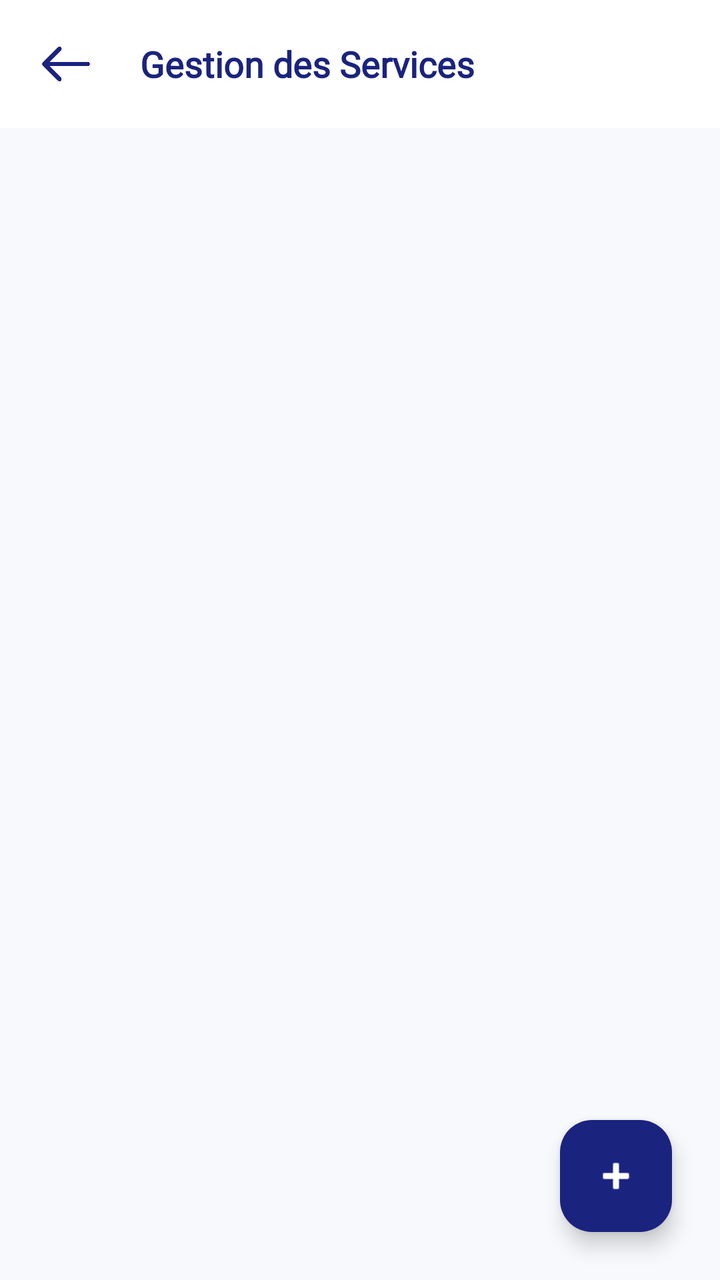
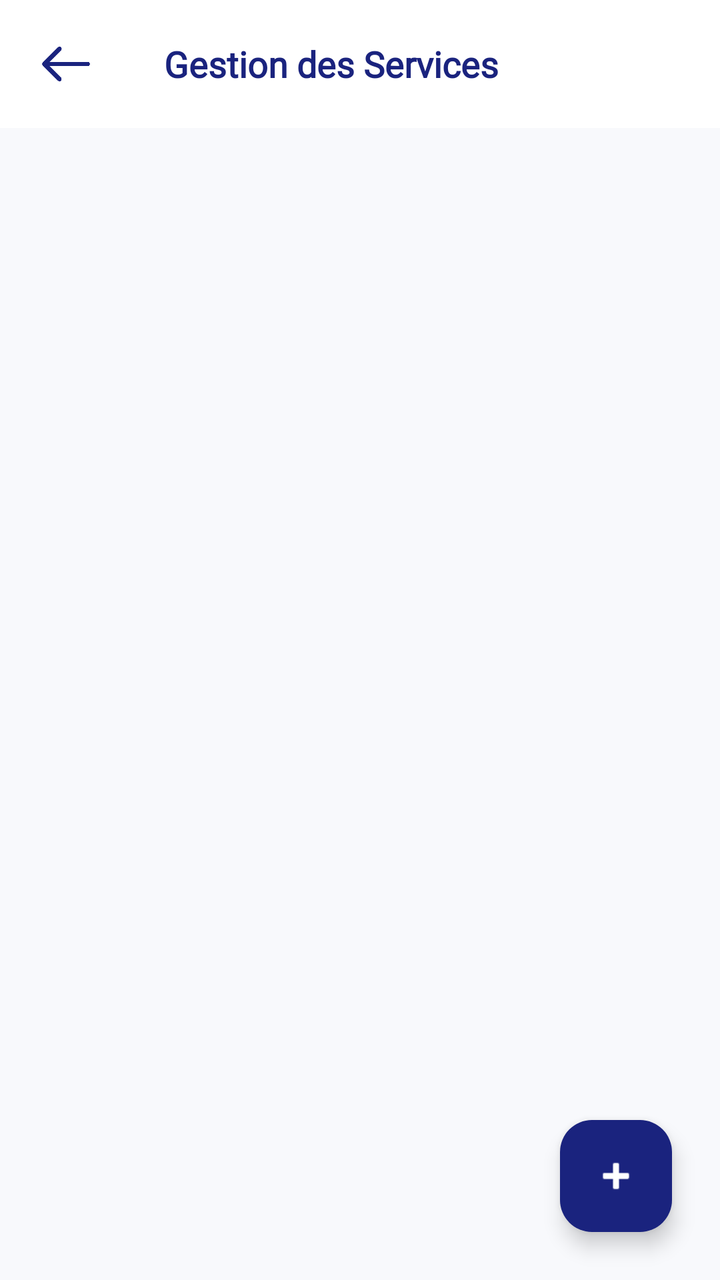

Before-and-after screenshots of an Android layout around one commit, followed by the original layout XML and the change that was made.
<!-- AndroidManifest.xml: application theme Theme.WinnerSoftwareApp -->
<!-- res/layout/activity_manage_services.xml -->
<?xml version="1.0" encoding="utf-8"?>
<androidx.constraintlayout.widget.ConstraintLayout
    xmlns:android="http://schemas.android.com/apk/res/android"
    xmlns:app="http://schemas.android.com/apk/res-auto"
    xmlns:tools="http://schemas.android.com/tools"
    android:layout_width="match_parent"
    android:layout_height="match_parent"
    android:background="@color/surface_background">

    
    <com.google.android.material.appbar.AppBarLayout
        android:id="@+id/header"
        android:layout_width="match_parent"
        android:layout_height="wrap_content"
        android:background="@color/surface_card"
        app:elevation="0dp"
        app:layout_constraintTop_toTopOf="parent">

        <androidx.constraintlayout.widget.ConstraintLayout
            android:layout_width="match_parent"
            android:layout_height="64dp">

            <ImageView
                android:id="@+id/btn_back_nav"
                android:layout_width="50dp"
                android:layout_height="match_parent"
                android:layout_marginStart="8dp"
                android:background="?attr/selectableItemBackgroundBorderless"
                android:clickable="true"
                android:focusable="true"
                android:padding="12dp"
                android:src="@drawable/img_back"
                app:layout_constraintBottom_toBottomOf="parent"
                app:layout_constraintStart_toStartOf="parent"
                app:layout_constraintTop_toTopOf="parent"
                app:tint="@color/navy_blue" />

            <TextView
                android:layout_width="wrap_content"
                android:layout_height="match_parent"
                android:gravity="center_vertical"
                android:fontFamily="@font/cairo"
                android:text="Gestion des Services"
                android:textColor="@color/navy_blue"
                android:textSize="@dimen/txt_medium"
                android:textStyle="bold"
                android:layout_marginStart="70dp"
                app:layout_constraintStart_toStartOf="parent" />

        </androidx.constraintlayout.widget.ConstraintLayout>
    </com.google.android.material.appbar.AppBarLayout>

    <androidx.recyclerview.widget.RecyclerView
        android:id="@+id/rv_services"
        android:layout_width="match_parent"
        android:layout_height="0dp"
        android:padding="8dp"
        app:layout_constraintBottom_toBottomOf="parent"
        app:layout_constraintTop_toBottomOf="@id/header" />

    <com.google.android.material.floatingactionbutton.FloatingActionButton
        android:id="@+id/fab_add_service"
        android:layout_width="wrap_content"
        android:layout_height="wrap_content"
        android:layout_margin="24dp"
        android:src="@android:drawable/ic_input_add"
        app:backgroundTint="@color/navy_blue"
        app:layout_constraintBottom_toBottomOf="parent"
        app:layout_constraintEnd_toEndOf="parent"
        app:tint="@android:color/white" />

    <ProgressBar
        android:id="@+id/pb_loading"
        android:layout_width="wrap_content"
        android:layout_height="wrap_content"
        android:visibility="gone"
        app:layout_constraintBottom_toBottomOf="parent"
        app:layout_constraintEnd_toEndOf="parent"
        app:layout_constraintStart_toStartOf="parent"
        app:layout_constraintTop_toTopOf="parent" />

</androidx.constraintlayout.widget.ConstraintLayout>
<!-- resources referenced by this layout -->
<resources>
  <color name="navy_blue">#1A237E</color>
  <color name="surface_background">#F8F9FC</color>
  <color name="surface_card">#FFFFFF</color>
  <dimen name="txt_medium">18sp</dimen>
  <!-- drawable img_back: png bitmap (drawable, 3507 bytes) -->
  <style name="Theme.WinnerSoftwareApp" parent="Base.Theme.WinnerSoftwareApp" />
  <style name="Base.Theme.WinnerSoftwareApp" parent="Theme.Material3.DayNight.NoActionBar">
          
          <item name="colorPrimary">@color/blue</item>
          <item name="android:statusBarColor">@android:color/transparent</item>
          
          <item name="android:windowLightStatusBar">true</item>
      </style>
  <color name="blue">#293891</color>
</resources>

<!-- the commit's change to res/layout/activity_manage_services.xml (unified diff, before → after) -->
@@ -5,7 +5,9 @@
     xmlns:tools="http://schemas.android.com/tools"
     android:layout_width="match_parent"
     android:layout_height="match_parent"
-    android:background="@color/surface_background">
+    android:fitsSystemWindows="true"
+    android:background="@color/surface_background"
+    tools:context=".views.admin.ManageServicesActivity">
 
     
     <com.google.android.material.appbar.AppBarLayout
@@ -33,30 +35,36 @@
                 app:layout_constraintBottom_toBottomOf="parent"
                 app:layout_constraintStart_toStartOf="parent"
                 app:layout_constraintTop_toTopOf="parent"
-                app:tint="@color/navy_blue" />
+                app:tint="@color/navy_blue"
+                />
 
             <TextView
-                android:layout_width="wrap_content"
+                android:layout_width="match_parent"
                 android:layout_height="match_parent"
                 android:gravity="center_vertical"
                 android:fontFamily="@font/cairo"
-                android:text="Gestion des Services"
+                android:text="@string/gestion_services"
                 android:textColor="@color/navy_blue"
                 android:textSize="@dimen/txt_medium"
                 android:textStyle="bold"
                 android:layout_marginStart="70dp"
-                app:layout_constraintStart_toStartOf="parent" />
+                android:paddingHorizontal="@dimen/margin_medium"
+                app:layout_constraintStart_toStartOf="parent"
+                />
 
         </androidx.constraintlayout.widget.ConstraintLayout>
+
     </com.google.android.material.appbar.AppBarLayout>
 
     <androidx.recyclerview.widget.RecyclerView
         android:id="@+id/rv_services"
         android:layout_width="match_parent"
         android:layout_height="0dp"
-        android:padding="8dp"
+        android:padding="@dimen/margin_small"
         app:layout_constraintBottom_toBottomOf="parent"
-        app:layout_constraintTop_toBottomOf="@id/header" />
+        app:layout_constraintTop_toBottomOf="@id/header"
+        tools:listitem="@layout/item_service"
+        />
 
     <com.google.android.material.floatingactionbutton.FloatingActionButton
         android:id="@+id/fab_add_service"
@@ -67,7 +75,8 @@
         app:backgroundTint="@color/navy_blue"
         app:layout_constraintBottom_toBottomOf="parent"
         app:layout_constraintEnd_toEndOf="parent"
-        app:tint="@android:color/white" />
+        app:tint="@android:color/white"
+        />
 
     <ProgressBar
         android:id="@+id/pb_loading"
@@ -77,6 +86,93 @@
         app:layout_constraintBottom_toBottomOf="parent"
         app:layout_constraintEnd_toEndOf="parent"
         app:layout_constraintStart_toStartOf="parent"
-        app:layout_constraintTop_toTopOf="parent" />
+        app:layout_constraintTop_toTopOf="parent"
+        />
 
 </androidx.constraintlayout.widget.ConstraintLayout>
+<!-- res/layout/item_service.xml (included above) -->
+<?xml version="1.0" encoding="utf-8"?>
+<com.google.android.material.card.MaterialCardView
+    xmlns:android="http://schemas.android.com/apk/res/android"
+    xmlns:app="http://schemas.android.com/apk/res-auto"
+    android:layout_width="match_parent"
+    android:layout_height="wrap_content"
+    android:layout_margin="5dp"
+    app:cardCornerRadius="@dimen/corner1"
+    android:backgroundTint="@color/surface_card"
+    app:strokeWidth="0dp"
+    app:cardElevation="2dp">
+
+    <LinearLayout
+        android:layout_width="match_parent"
+        android:layout_height="wrap_content"
+        android:orientation="horizontal"
+        android:padding="@dimen/margin_medium">
+
+        <LinearLayout
+            android:layout_width="0dp"
+            android:layout_weight="1"
+            android:layout_height="wrap_content"
+            android:orientation="vertical">
+
+            <TextView
+                android:id="@+id/tv_service_name"
+                android:layout_width="match_parent"
+                android:layout_height="wrap_content"
+                android:fontFamily="@font/cairo"
+                android:text="@string/service_name"
+                android:textColor="@color/navy_blue"
+                android:textSize="@dimen/txt_small"
+                android:textStyle="bold"
+                android:paddingHorizontal="@dimen/margin_medium"
+                />
+
+            <TextView
+                android:id="@+id/tv_service_phone"
+                android:layout_width="match_parent"
+                android:layout_height="wrap_content"
+                android:fontFamily="@font/cairo"
+                android:text="@string/tel_prefix"
+                android:textColor="@color/text_secondary"
+                android:textSize="@dimen/txt_small"
+                android:paddingHorizontal="@dimen/margin_medium"
+                />
+
+        </LinearLayout>
+
+        <LinearLayout
+            android:layout_width="wrap_content"
+            android:layout_height="wrap_content"
+            android:orientation="vertical"
+            android:gravity="center_vertical">
+
+            <ImageView
+                android:id="@+id/iv_edit_service"
+                android:layout_width="30dp"
+                android:layout_height="30dp"
+                android:padding="4dp"
+                android:layout_marginEnd="8dp"
+                android:src="@android:drawable/ic_menu_edit"
+                app:tint="@color/navy_blue"
+                android:background="?attr/selectableItemBackgroundBorderless"
+                android:clickable="true"
+                android:focusable="true"
+                />
+
+            <ImageView
+                android:id="@+id/iv_delete_service"
+                android:layout_width="30dp"
+                android:layout_height="30dp"
+                android:padding="4dp"
+                android:src="@android:drawable/ic_menu_delete"
+                app:tint="@color/red"
+                android:background="?attr/selectableItemBackgroundBorderless"
+                android:clickable="true"
+                android:focusable="true"
+                />
+
+        </LinearLayout>
+
+    </LinearLayout>
+
+</com.google.android.material.card.MaterialCardView>
<!-- resource entries referenced after the edit -->
@@ -1,10 +1,19 @@
 <!-- resources referenced by this layout -->
 <resources>
   <color name="navy_blue">#1A237E</color>
+  <color name="red">#ab2229</color>
   <color name="surface_background">#F8F9FC</color>
   <color name="surface_card">#FFFFFF</color>
+  <color name="text_secondary">#64748B</color>
+  <dimen name="corner1">12dp</dimen>
+  <dimen name="margin_medium">12dp</dimen>
+  <dimen name="margin_small">10dp</dimen>
   <dimen name="txt_medium">18sp</dimen>
+  <dimen name="txt_small">14sp</dimen>
   <!-- drawable img_back: png bitmap (drawable, 3507 bytes) -->
+  <string name="gestion_services">Gestion des Services</string>
+  <string name="service_name">Service Name</string>
+  <string name="tel_prefix">Tél: </string>
   <style name="Theme.WinnerSoftwareApp" parent="Base.Theme.WinnerSoftwareApp" />
   <style name="Base.Theme.WinnerSoftwareApp" parent="Theme.Material3.DayNight.NoActionBar">
           
